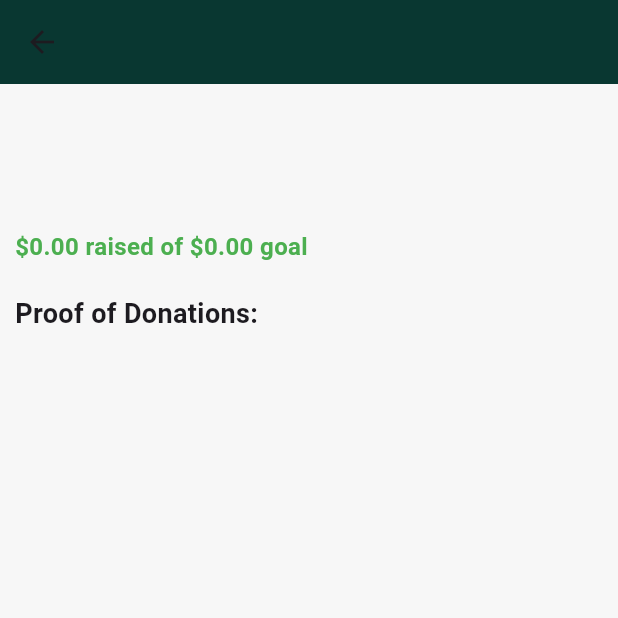
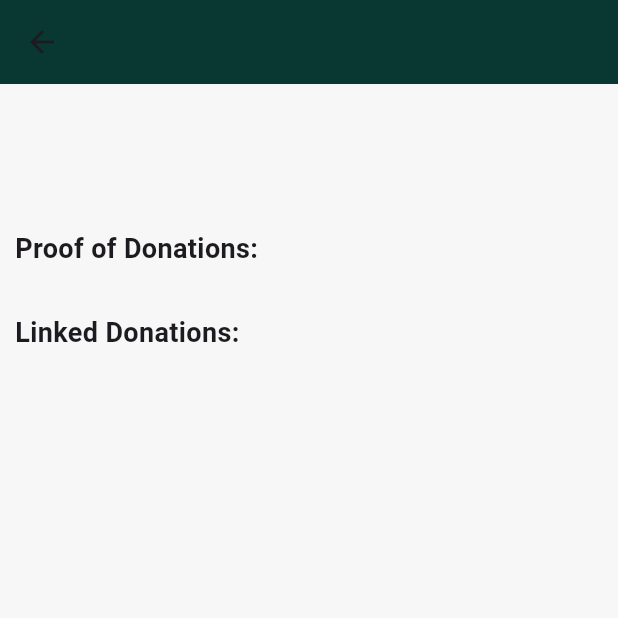
Before and after one commit to MNAutriz/CMSC23-U4L-GROUP2, a Flutter app: the DonationDriveDetails screen opened directly with empty values, on a phone screen of 412 x 824 dp, the top half of it. Run offline on Flutter 3.47's test engine with Material 3 defaults, Android fonts, the phone set to English and light mode, and no system bars; our stand-ins replace cloud_firestore, firebase_auth, firebase_core, firebase_messaging; accounts and stored records are empty.

Commit message:
Added the CRUD operations, created individual pages for donations

```diff
--- a/Desktop/cmsc_23/CMSC23-U4L-GROUP2/lib/pages/donationdrivepage/donation_drive_details.dart
+++ b/Desktop/cmsc_23/CMSC23-U4L-GROUP2/lib/pages/donationdrivepage/donation_drive_details.dart
@@ -1,25 +1,17 @@
 import 'package:flutter/material.dart';
+import 'donation_drive_model.dart';
+import '../donationpage/donation_page.dart';
 
 class DonationDriveDetails extends StatelessWidget {
-  final String title;
-  final String description;
-  final List<String> imageUrls;
-  final double raisedAmount;
-  final double goalAmount;
+  final DonationDrive donationDrive;
 
-  DonationDriveDetails({
-    required this.title,
-    required this.description,
-    required this.imageUrls,
-    required this.raisedAmount,
-    required this.goalAmount,
-  });
+  DonationDriveDetails({required this.donationDrive});
 
   @override
   Widget build(BuildContext context) {
     return Scaffold(
       appBar: AppBar(
-        title: Text(title),
+        title: Text(donationDrive.title),
         backgroundColor: Color(0xFF093731),
       ),
       backgroundColor: Color(0xFFF7F7F7),
@@ -30,22 +22,13 @@
             crossAxisAlignment: CrossAxisAlignment.start,
             children: [
               Text(
-                title,
+                donationDrive.title,
                 style: TextStyle(fontSize: 24, fontWeight: FontWeight.bold),
               ),
               SizedBox(height: 10),
               Text(
-                description,
+                donationDrive.description,
                 style: TextStyle(fontSize: 16),
-              ),
-              SizedBox(height: 20),
-              Text(
-                '\$${raisedAmount.toStringAsFixed(2)} raised of \$${goalAmount.toStringAsFixed(2)} goal',
-                style: TextStyle(
-                  fontSize: 16,
-                  color: Colors.green,
-                  fontWeight: FontWeight.bold,
-                ),
               ),
               SizedBox(height: 20),
               Text(
@@ -61,11 +44,29 @@
                   crossAxisSpacing: 10,
                   mainAxisSpacing: 10,
                 ),
-                itemCount: imageUrls.length,
+                itemCount: donationDrive.imageUrls.length,
                 itemBuilder: (context, index) {
                   return Image.network(
-                    imageUrls[index],
+                    donationDrive.imageUrls[index],
                     fit: BoxFit.cover,
+                  );
+                },
+              ),
+              SizedBox(height: 20),
+              Text(
+                'Linked Donations:',
+                style: TextStyle(fontSize: 18, fontWeight: FontWeight.bold),
+              ),
+              ListView.builder(
+                shrinkWrap: true,
+                physics: NeverScrollableScrollPhysics(),
+                itemCount: donationDrive.donations.length,
+                itemBuilder: (context, index) {
+                  final donation = donationDrive.donations[index];
+                  return ListTile(
+                    title: Text(donation.title),
+                    subtitle: Text(donation.description),
+                    trailing: Text('\$${donation.amountRaised.toStringAsFixed(2)} raised'),
                   );
                 },
               ),
--- /dev/null
+++ b/Desktop/cmsc_23/CMSC23-U4L-GROUP2/lib/pages/donationdrivepage/donation_drive_model.dart
@@ -0,0 +1,17 @@
+import '../homepage/donation_model.dart';
+
+class DonationDrive {
+  final String id;
+  final String title;
+  final String description;
+  final List<String> imageUrls;
+  final List<Donation> donations;
+
+  DonationDrive({
+    required this.id,
+    required this.title,
+    required this.description,
+    required this.imageUrls,
+    required this.donations,
+  });
+}
--- a/Desktop/cmsc_23/CMSC23-U4L-GROUP2/lib/pages/profilepage/profile_page.dart
+++ b/Desktop/cmsc_23/CMSC23-U4L-GROUP2/lib/pages/profilepage/profile_page.dart
@@ -1,13 +1,13 @@
 import 'package:flutter/material.dart';
 import 'package:provider/provider.dart';
 import 'package:cmsc23project/providers/donation_provider.dart';
+import 'package:cmsc23project/providers/donation_drive_provider.dart';
 import 'organization_provider.dart';
 import '../homepage/home_page.dart';
 import '../donationpage/donation_page.dart';
 import '../donationdrivepage/donation_drives_page.dart';
 
 class ProfilePage extends StatelessWidget {
-  // List of image URLs for organization gallery
   final List<String> galleryImageUrls = [
     'https://usjr.edu.ph/wp-content/uploads/2019/12/F-350x350.jpg',
     'https://cdn.amebaowndme.com/madrid-prd/madrid-web/images/sites/1194991/1d141e9e26385a9af8b94ae468dc0645_19d705977f655bd13aeabba92126d894.jpg?width=512',
@@ -17,7 +17,7 @@
 
   @override
   Widget build(BuildContext context) {
-    final donations = Provider.of<DonationProvider>(context).donations; // Ensure donations are accessible here
+    final donations = Provider.of<DonationProvider>(context).donations;
 
     return Scaffold(
       appBar: AppBar(
@@ -159,7 +159,10 @@
             case 1:
               Navigator.pushReplacement(
                 context,
-                MaterialPageRoute(builder: (context) => DonationPage(donations: donations, driveTitle: 'All Donations')),
+                MaterialPageRoute(builder: (context) => DonationPage(
+                  donations: donations,
+                  driveTitle: 'All Donations'
+                )),
               );
               break;
             case 2:
--- a/Desktop/cmsc_23/CMSC23-U4L-GROUP2/pubspec.yaml
+++ b/Desktop/cmsc_23/CMSC23-U4L-GROUP2/pubspec.yaml
@@ -31,6 +31,7 @@
   flutter:
     sdk: flutter
 
+
   # The following adds the Cupertino Icons font to your application.
   # Use with the CupertinoIcons class for iOS style icons.
   cupertino_icons: ^1.0.6
@@ -39,6 +40,7 @@
   firebase_auth: ^4.19.5
   firebase_core: ^2.31.0
   cloud_firestore: ^4.17.3
+  firebase_messaging: ^14.9.3
 
 dev_dependencies:
   flutter_test:
```
Also changed, not shown: Desktop/cmsc_23/CMSC23-U4L-GROUP2/lib/main.dart (+7 -1 lines), Desktop/cmsc_23/CMSC23-U4L-GROUP2/lib/pages/donationdrivepage/add_donation_drive_page.dart (added, +104 -0 lines), Desktop/cmsc_23/CMSC23-U4L-GROUP2/lib/pages/donationdrivepage/donation_drive_card.dart (+48 -26 lines), Desktop/cmsc_23/CMSC23-U4L-GROUP2/lib/pages/donationdrivepage/donation_drive_provider.dart (added, +66 -0 lines), Desktop/cmsc_23/CMSC23-U4L-GROUP2/lib/pages/donationdrivepage/donation_drives_page.dart (+18 -26 lines), Desktop/cmsc_23/CMSC23-U4L-GROUP2/lib/pages/donationdrivepage/edit_donation_drive_page.dart (added, +135 -0 lines), Desktop/cmsc_23/CMSC23-U4L-GROUP2/lib/pages/donationdrivepage/notification_service.dart (added, +26 -0 lines), Desktop/cmsc_23/CMSC23-U4L-GROUP2/pubspec.lock, 1 other file.
